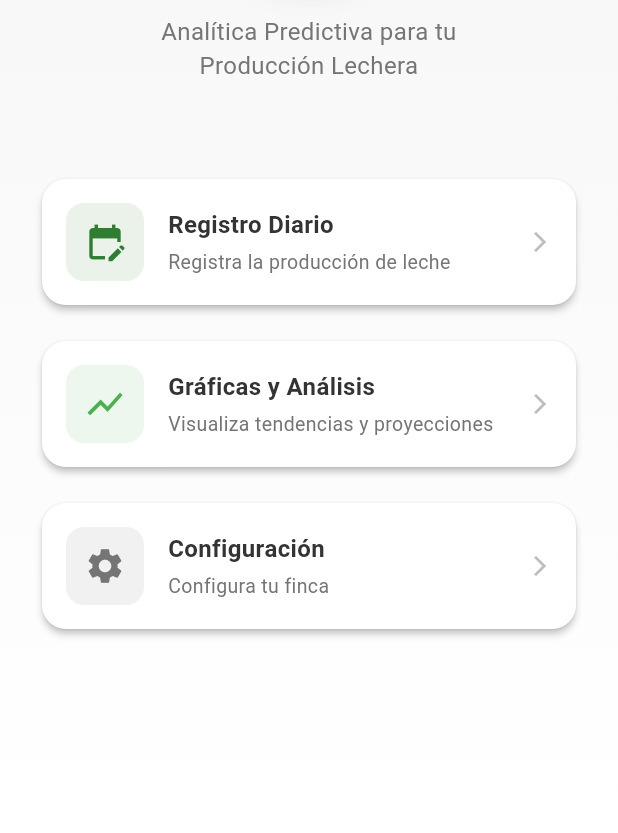
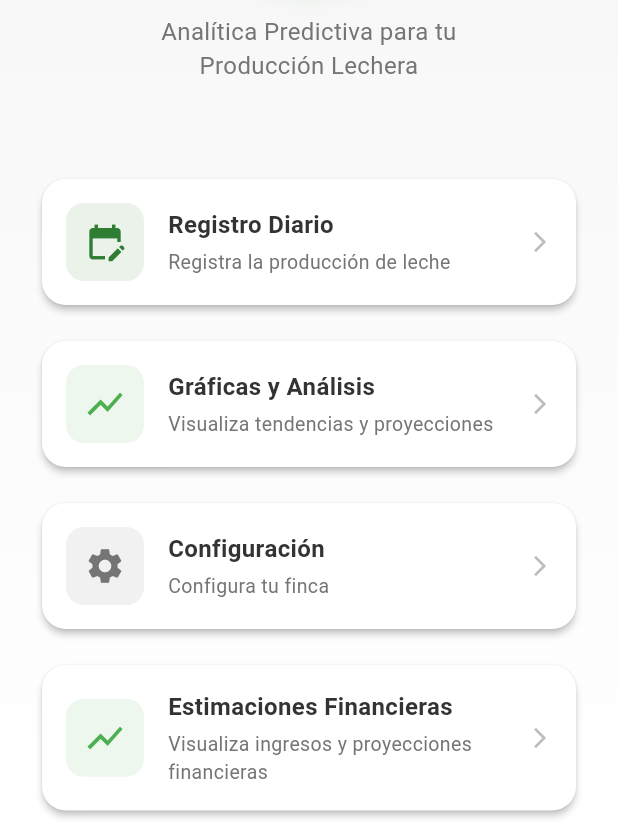
Before and after one commit to JohanYCT/regressly, a Flutter app: the screen it shows after launch, on a phone screen of 412 x 824 dp, the part 403-1236 px from its top. Run offline on Flutter 3.47's test engine with Material 3 defaults, Android fonts, the phone set to English and light mode, and no system bars; our stand-ins replace fl_chart, sqflite; accounts and stored records are empty.

Commit message:
OPCIÓN: ESTIMACIONES FINANCIERAS (Sin Funcionalidad, aún )

```diff
--- a/lib/screens/home_screen.dart
+++ b/lib/screens/home_screen.dart
@@ -180,10 +180,26 @@ class HomeScreen extends StatelessWidget {
                     color: AppTheme.textLight,
                     route: '/configuracion',
                   ),
+
+                  const SizedBox(height: 16),
+
+                  // ==================================
+                  // 💲OPCIÓN: ESTIMACIONES FINANCIERAS
+                  // ==================================
+
+                  _buildMenuCard(
+                    context,
+                    key: const Key('nav_estimaciones'),
+                    icon: Icons.show_chart,
+                    title: 'Estimaciones Financieras',
+                    subtitle: 'Visualiza ingresos y proyecciones financieras',
+                    color: AppTheme.lightGreen,
+                    route: '/analisis',
+                  ),
                 ],
               ),
             ),
-            const SizedBox(height: 24), // Espacio extra al final
+            const SizedBox(height: 5), // Espacio extra al final
           ],
         ),
       ),
```
Also changed, not shown: 1 other file.
